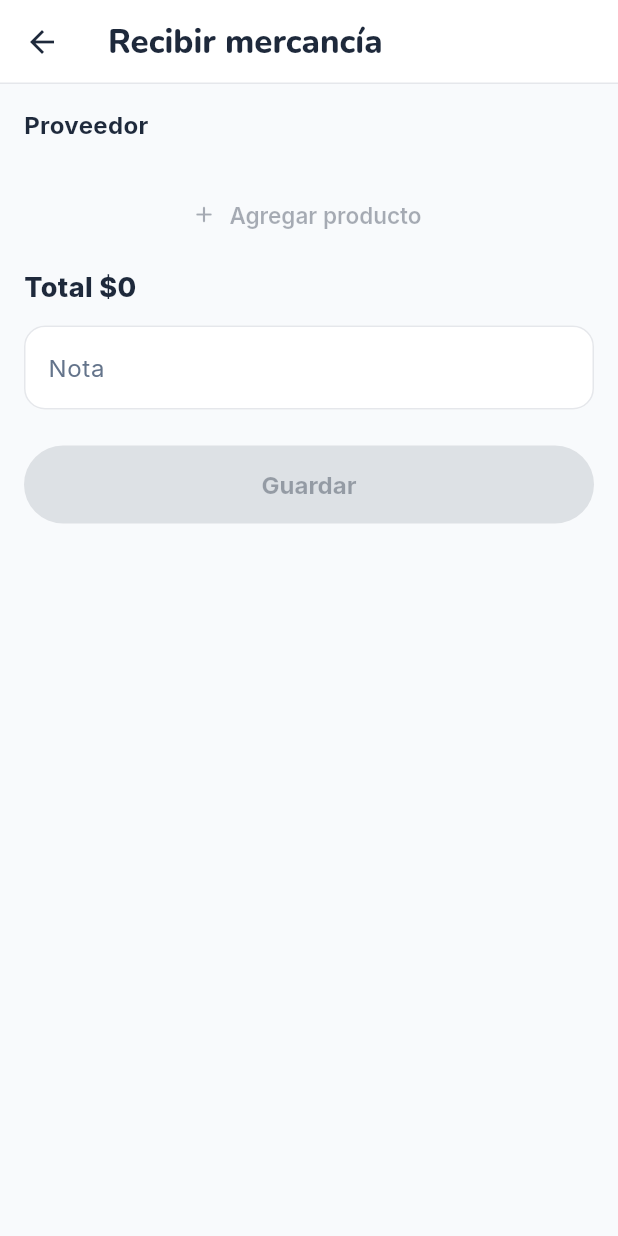
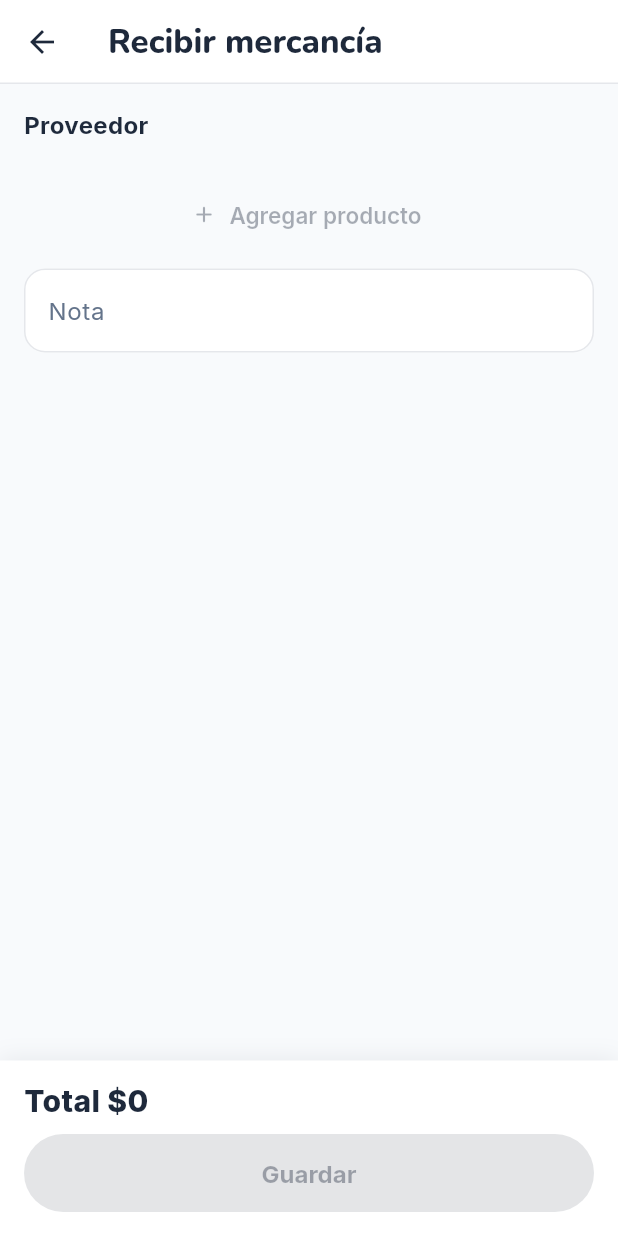
Before and after one commit to xiliosd/APP_VENTAS, a Flutter app: the RecibirMercanciaScreen screen opened directly, on a phone screen of 412 x 824 dp. Run offline on Flutter 3.47's test engine with Material 3 defaults, Android fonts, the phone set to English and light mode, and no system bars; our stand-ins replace drift, flutter_riverpod, image_picker, shared_preferences, supabase_flutter; missing offline and left inert: image_picker_android, image_picker_platform_interface, sqlite3; accounts and stored records are empty; generated files the repository leaves out were written again.

Commit message:
Pin the total and action of receiving and suggested orders to the bottom
Co-Authored-By: Claude Opus 5.5 <noreply@anthropic.com>

```diff
--- a/lib/screens/inventario/recibir_mercancia_screen.dart
+++ b/lib/screens/inventario/recibir_mercancia_screen.dart
@@ -7,6 +7,8 @@ import '../../providers/proveedores_providers.dart';
 import '../../providers/repository_providers.dart';
 import '../../providers/sesion_provider.dart';
 import '../../repositories/inventario_repository.dart';
+import '../../ui/barra_accion_fija.dart';
+import '../../ui/boton_cantidad.dart';
 import '../../ui/boton_principal.dart';
 import '../../ui/colores_app.dart';
 import '../../ui/dialogo_cantidad.dart';
@@ -178,6 +180,18 @@ class _RecibirMercanciaScreenState
         const <Proveedor>[];
     return Scaffold(
       appBar: AppBar(title: const Text('Recibir mercancía')),
+      bottomNavigationBar: BarraAccionFija(
+        total: Text(
+          'Total ${formatoMoneda(_total)}',
+          key: const Key('total_recibir'),
+          style: const TextStyle(fontSize: 20, fontWeight: FontWeight.w800),
+        ),
+        boton: BotonPrincipal(
+          key: const Key('boton_guardar_recibir'),
+          texto: 'Guardar',
+          onPressed: _puedeGuardar ? _guardar : null,
+        ),
+      ),
       body: ListView(
         padding: const EdgeInsets.all(16),
         children: [
@@ -203,7 +217,7 @@ class _RecibirMercanciaScreenState
           for (final l in _lineas)
             Card(
               child: Padding(
-                padding: const EdgeInsets.all(8),
+                padding: const EdgeInsets.all(12),
                 child: Column(
                   crossAxisAlignment: CrossAxisAlignment.stretch,
                   children: [
@@ -228,10 +242,10 @@ class _RecibirMercanciaScreenState
                     ),
                     Row(
                       children: [
-                        IconButton(
+                        BotonCantidad(
                           key: Key('restar_recibir_${l.producto.id}'),
+                          icono: Icons.remove_rounded,
                           tooltip: 'Restar',
-                          icon: const Icon(Icons.remove_rounded),
                           onPressed: l.cantidad > 1
                               ? () => setState(() => l.cantidad--)
                               : null,
@@ -255,13 +269,17 @@ class _RecibirMercanciaScreenState
                             child: Text(
                               '${l.cantidad}',
                               key: Key('cantidad_recibir_${l.producto.id}'),
+                              style: const TextStyle(
+                                fontSize: 16,
+                                fontWeight: FontWeight.w700,
+                              ),
                             ),
                           ),
                         ),
-                        IconButton(
+                        BotonCantidad(
                           key: Key('sumar_recibir_${l.producto.id}'),
+                          icono: Icons.add_rounded,
                           tooltip: 'Sumar',
-                          icon: const Icon(Icons.add_rounded),
                           onPressed: () => setState(() => l.cantidad++),
                         ),
                         const SizedBox(width: 8),
@@ -295,12 +313,6 @@ class _RecibirMercanciaScreenState
             label: const Text('Agregar producto'),
           ),
           const SizedBox(height: 12),
-          Text(
-            'Total ${formatoMoneda(_total)}',
-            key: const Key('total_recibir'),
-            style: const TextStyle(fontSize: 18, fontWeight: FontWeight.w800),
-          ),
-          const SizedBox(height: 12),
           TextField(
             key: const Key('campo_nota_recibir'),
             controller: _nota,
@@ -315,12 +327,6 @@ class _RecibirMercanciaScreenState
                 style: TextStyle(color: ColoresApp.of(context).sale),
               ),
             ),
-          const SizedBox(height: 24),
-          BotonPrincipal(
-            key: const Key('boton_guardar_recibir'),
-            texto: 'Guardar',
-            onPressed: _puedeGuardar ? _guardar : null,
-          ),
         ],
       ),
     );
```
Also changed, not shown: lib/screens/inventario/pedido_sugerido_screen.dart (+22 -20 lines), 2 other files.
